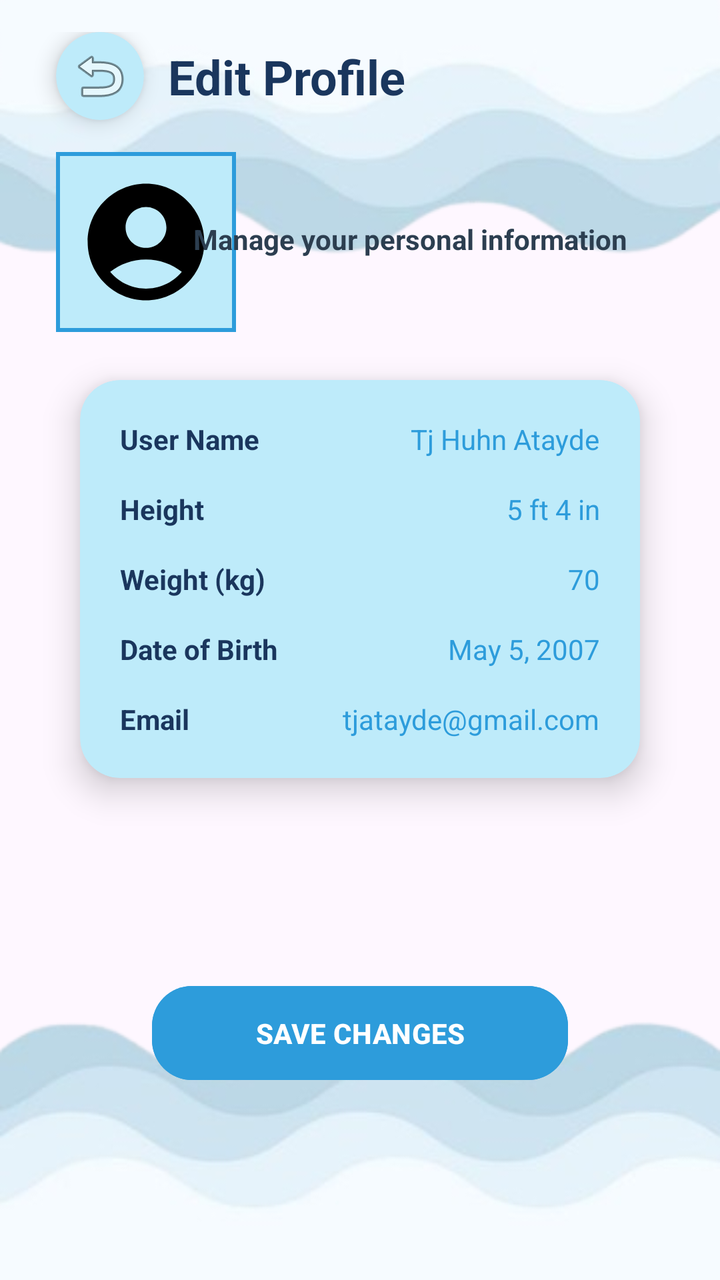
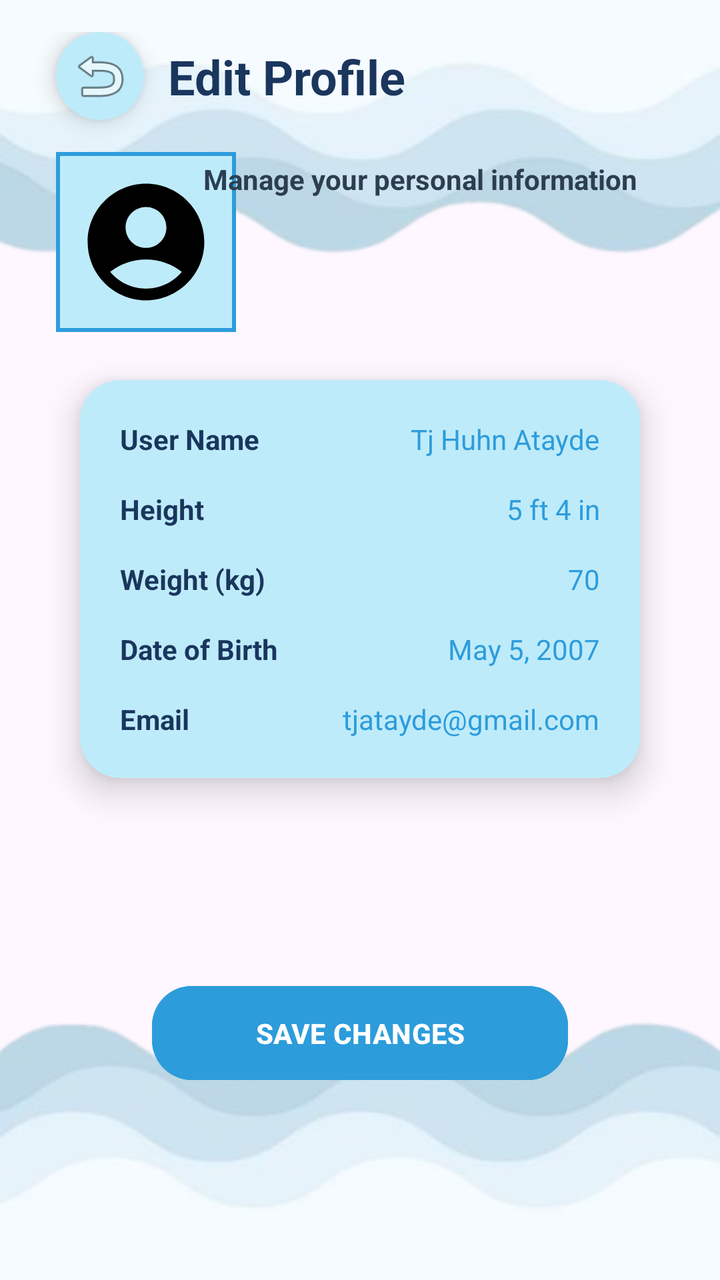

The first picture is an Android layout as it rendered before a commit; the second is the same layout after the commit. The layout source and the unified diff follow.
<!-- AndroidManifest.xml: application theme Theme.HeronHealth -->
<!-- res/layout/activity_personal_info.xml -->
<?xml version="1.0" encoding="utf-8"?>
<androidx.constraintlayout.widget.ConstraintLayout
    xmlns:android="http://schemas.android.com/apk/res/android"
    xmlns:app="http://schemas.android.com/apk/res-auto"
    xmlns:tools="http://schemas.android.com/tools"
    android:id="@+id/main"
    android:layout_width="match_parent"
    android:layout_height="match_parent"
    android:background="@drawable/bg4"
    android:padding="16dp"
    tools:context=".PersonalInfoActivity">

    

    <androidx.cardview.widget.CardView
        android:id="@+id/backContainer"
        android:layout_width="44dp"
        android:layout_height="44dp"
        app:cardBackgroundColor="#beebfa"
        app:cardCornerRadius="22dp"
        app:cardElevation="6dp"
        android:layout_marginLeft="12dp"
        app:layout_constraintStart_toStartOf="parent"
        app:layout_constraintTop_toTopOf="parent">

        <ImageButton
            android:id="@+id/btnBack"
            android:layout_width="match_parent"
            android:layout_height="match_parent"
            android:background="@android:color/transparent"
            android:contentDescription="Back"
            android:src="@android:drawable/ic_menu_revert" />

    </androidx.cardview.widget.CardView>

    

    <TextView
        android:id="@+id/tvHeader"
        android:layout_width="wrap_content"
        android:layout_height="wrap_content"
        android:layout_marginStart="12dp"
        android:text="Edit Profile"
        android:textColor="#1A365D"
        android:textSize="24sp"
        android:textStyle="bold"
        app:layout_constraintBottom_toBottomOf="@id/backContainer"
        app:layout_constraintStart_toEndOf="@id/backContainer"
        app:layout_constraintTop_toTopOf="@id/backContainer" />

    

    <ImageView
        android:id="@+id/imgProfile"
        android:layout_width="90dp"
        android:layout_height="90dp"
        android:layout_marginTop="16dp"
        android:background="@drawable/circle_bg"
        android:padding="10dp"
        android:layout_marginLeft="12dp"
        android:scaleType="centerCrop"
        android:src="@drawable/baseline_account_circle_24"
        app:layout_constraintStart_toStartOf="parent"
        app:layout_constraintTop_toBottomOf="@id/backContainer" />

    

    <TextView
        android:id="@+id/tvSubtitle"
        android:layout_width="wrap_content"
        android:layout_height="wrap_content"
        android:layout_marginStart="50dp"
        android:layout_marginTop="50dp"
        android:text="Manage your personal information"
        android:textColor="#2C3E50"
        android:textSize="14sp"
        android:textStyle="bold"
        app:layout_constraintEnd_toEndOf="parent"
        app:layout_constraintStart_toStartOf="parent"
        app:layout_constraintTop_toBottomOf="@id/backContainer" />

    

    <androidx.cardview.widget.CardView
        android:id="@+id/cardInfo"
        android:layout_width="0dp"
        android:layout_height="wrap_content"
        android:layout_marginStart="24dp"
        android:layout_marginTop="24dp"
        android:layout_marginEnd="24dp"
        app:cardBackgroundColor="#beebfa"
        app:cardCornerRadius="20dp"
        app:cardElevation="10dp"
        app:layout_constraintEnd_toEndOf="parent"
        app:layout_constraintStart_toStartOf="parent"
        app:layout_constraintTop_toBottomOf="@id/imgProfile">

        <LinearLayout
            android:layout_width="match_parent"
            android:layout_height="wrap_content"
            android:orientation="vertical"
            android:padding="20dp">

            

            <LinearLayout
                android:layout_width="match_parent"
                android:layout_height="wrap_content"
                android:orientation="horizontal">

                <TextView
                    android:layout_width="0dp"
                    android:layout_height="wrap_content"
                    android:layout_weight="1"
                    android:text="User Name"
                    android:textColor="#1A365D"
                    android:textStyle="bold" />

                <TextView
                    android:id="@+id/tvUsernameValue"
                    android:layout_width="wrap_content"
                    android:layout_height="wrap_content"
                    android:clickable="true"
                    android:focusable="true"
                    android:text="Tj Huhn Atayde"
                    android:textColor="#2D9CDB" />

            </LinearLayout>

            

            <LinearLayout
                android:layout_width="match_parent"
                android:layout_height="wrap_content"
                android:layout_marginTop="16dp"
                android:orientation="horizontal">

                <TextView
                    android:layout_width="0dp"
                    android:layout_height="wrap_content"
                    android:layout_weight="1"
                    android:text="Height"
                    android:textColor="#1A365D"
                    android:textStyle="bold" />

                <TextView
                    android:id="@+id/tvHeightValue"
                    android:layout_width="wrap_content"
                    android:layout_height="wrap_content"
                    android:clickable="true"
                    android:focusable="true"
                    android:text="5 ft 4 in"
                    android:textColor="#2D9CDB" />

            </LinearLayout>

            

            <LinearLayout
                android:layout_width="match_parent"
                android:layout_height="wrap_content"
                android:layout_marginTop="16dp"
                android:orientation="horizontal">

                <TextView
                    android:layout_width="0dp"
                    android:layout_height="wrap_content"
                    android:layout_weight="1"
                    android:text="Weight (kg)"
                    android:textColor="#1A365D"
                    android:textStyle="bold" />

                <TextView
                    android:id="@+id/tvWeightValue"
                    android:layout_width="wrap_content"
                    android:layout_height="wrap_content"
                    android:clickable="true"
                    android:focusable="true"
                    android:text="70"
                    android:textColor="#2D9CDB" />

            </LinearLayout>

            

            <LinearLayout
                android:layout_width="match_parent"
                android:layout_height="wrap_content"
                android:layout_marginTop="16dp"
                android:orientation="horizontal">

                <TextView
                    android:layout_width="0dp"
                    android:layout_height="wrap_content"
                    android:layout_weight="1"
                    android:text="Date of Birth"
                    android:textColor="#1A365D"
                    android:textStyle="bold" />

                <TextView
                    android:id="@+id/tvDOBValue"
                    android:layout_width="wrap_content"
                    android:layout_height="wrap_content"
                    android:clickable="true"
                    android:focusable="true"
                    android:text="May 5, 2007"
                    android:textColor="#2D9CDB" />

            </LinearLayout>

            

            <LinearLayout
                android:layout_width="match_parent"
                android:layout_height="wrap_content"
                android:layout_marginTop="16dp"
                android:orientation="horizontal">

                <TextView
                    android:layout_width="0dp"
                    android:layout_height="wrap_content"
                    android:layout_weight="1"
                    android:text="Email"
                    android:textColor="#1A365D"
                    android:textStyle="bold" />

                <TextView
                    android:id="@+id/tvEmailValue"
                    android:layout_width="wrap_content"
                    android:layout_height="wrap_content"
                    android:clickable="true"
                    android:focusable="true"
                    android:text="tjatayde@gmail.com"
                    android:textColor="#2D9CDB" />

            </LinearLayout>

        </LinearLayout>

    </androidx.cardview.widget.CardView>

    


    

    <Button
        android:id="@+id/btnSave"
        android:layout_width="0dp"
        android:layout_height="55dp"
        android:layout_marginStart="60dp"
        android:layout_marginTop="20dp"
        android:layout_marginEnd="60dp"
        android:backgroundTint="#2D9CDB"
        android:text="SAVE CHANGES"
        android:textColor="#FFFFFF"
        android:textStyle="bold"
        app:cornerRadius="20dp"
        app:layout_constraintBottom_toBottomOf="parent"
        app:layout_constraintEnd_toEndOf="parent"
        app:layout_constraintStart_toStartOf="parent"
        app:layout_constraintTop_toBottomOf="@id/cardInfo"/>

</androidx.constraintlayout.widget.ConstraintLayout>
<!-- resources referenced by this layout -->
<resources>
  <!-- drawable baseline_account_circle_24 (drawable) -->
  <vector xmlns:android="http://schemas.android.com/apk/res/android" android:height="24dp" android:tint="#000000" android:viewportHeight="24" android:viewportWidth="24" android:width="24dp">
        
      <path android:fillColor="@android:color/white" android:pathData="M12,2C6.48,2 2,6.48 2,12s4.48,10 10,10s10,-4.48 10,-10S17.52,2 12,2zM12,6c1.93,0 3.5,1.57 3.5,3.5S13.93,13 12,13s-3.5,-1.57 -3.5,-3.5S10.07,6 12,6zM12,20c-2.03,0 -4.43,-0.82 -6.14,-2.88C7.55,15.8 9.68,15 12,15s4.45,0.8 6.14,2.12C16.43,19.18 14.03,20 12,20z"/>
      
  </vector>
  <!-- drawable bg4: png bitmap (drawable, 73502 bytes) -->
  <!-- drawable circle_bg (drawable) -->
  <shape xmlns:android="http://schemas.android.com/apk/res/android"
      >
  
      <solid android:color="#beebfa"/>
      <stroke
          android:width="2dp"
          android:color="#2D9CDB"/>
  </shape>
  <style name="Theme.HeronHealth" parent="Base.Theme.HeronHealth" />
  <style name="Base.Theme.HeronHealth" parent="Theme.Material3.DayNight.NoActionBar">
          
          
      </style>
</resources>

<!-- the commit's change to res/layout/activity_personal_info.xml (unified diff, before → after) -->
@@ -69,8 +69,8 @@
         android:id="@+id/tvSubtitle"
         android:layout_width="wrap_content"
         android:layout_height="wrap_content"
-        android:layout_marginStart="50dp"
-        android:layout_marginTop="50dp"
+        android:layout_marginStart="60dp"
+        android:layout_marginTop="20dp"
         android:text="Manage your personal information"
         android:textColor="#2C3E50"
         android:textSize="14sp"
